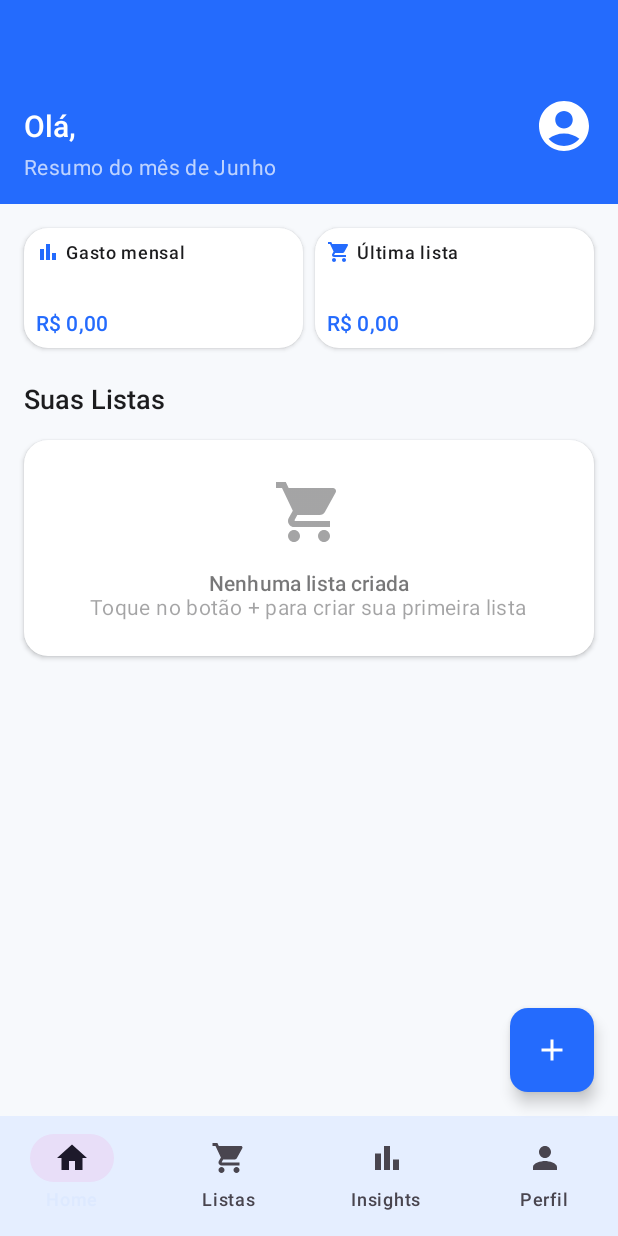
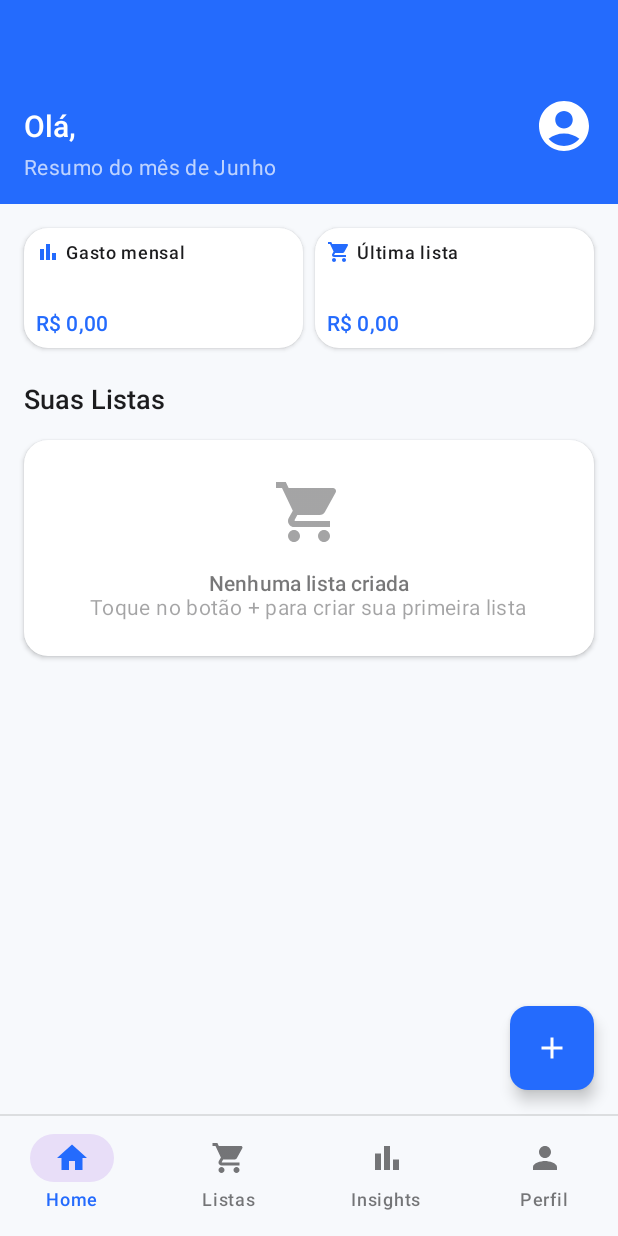
Before and after one commit to andersonlourenc/trolly, an Android app built with Jetpack Compose: the HomeScreen screen opened through its navigation route, on a phone screen of 412 x 824 dp. Run offline under Robolectric (Android 15) with nearby library versions, the phone set to English and light mode, and no system bars; our stand-ins replace Firebase (no records; nobody signed in at launch, a user with empty details on screens opened directly), livedata-compose.

Commit message:
ajusts in navbar

```diff
--- a/app/src/main/java/com/lourenc/trolly/data/repository/impl/ItemListaRepositoryImpl.kt
+++ b/app/src/main/java/com/lourenc/trolly/data/repository/impl/ItemListaRepositoryImpl.kt
@@ -37,8 +37,19 @@ class ItemListaRepositoryImpl(private val itemDao: ItemListaDao) : ItemListaRepo
     }
 
     override suspend fun calcularTotalLista(idLista: Int): Double {
+        println("DEBUG: Calculando total da lista ID: $idLista")
         val itens = getItensPorLista(idLista)
-        return itens.sumOf { it.precoUnitario * it.quantidade }
+        println("DEBUG: Itens encontrados na lista $idLista: ${itens.size}")
+
+        var total = 0.0
+        for (item in itens) {
+            val subtotal = item.precoUnitario * item.quantidade
+            println("DEBUG: Item '${item.name}' - Preço: R$ ${item.precoUnitario}, Qtd: ${item.quantidade}, Subtotal: R$ $subtotal")
+            total += subtotal
+        }
+
+        println("DEBUG: Total da lista $idLista: R$ $total")
+        return total
     }
 
     override fun getProdutosPredefinidos(): List<ProdutoMercado> {
--- a/app/src/main/java/com/lourenc/trolly/domain/usecase/impl/ListaCompraUseCaseImpl.kt
+++ b/app/src/main/java/com/lourenc/trolly/domain/usecase/impl/ListaCompraUseCaseImpl.kt
@@ -154,8 +154,12 @@ class ListaCompraUseCaseImpl(
 
     override suspend fun calcularGastoMensal(month: Int, year: Int): ListaCompraResult {
         return try {
+            println("DEBUG: Iniciando cálculo do gasto mensal para mês $month/$year")
+
             // Buscar apenas listas concluídas do mês
             val listas = listaRepository.getListasConcluidas().first()
+            println("DEBUG: Total de listas concluídas encontradas: ${listas.size}")
+
             val calendar = Calendar.getInstance()
             calendar.set(year, month, 1, 0, 0, 0)
             calendar.set(Calendar.MILLISECOND, 0)
@@ -165,28 +169,45 @@ class ListaCompraUseCaseImpl(
             calendar.add(Calendar.MILLISECOND, -1)
             val endDate = calendar.timeInMillis
 
+            println("DEBUG: Período de busca: ${java.text.SimpleDateFormat("dd/MM/yyyy").format(java.util.Date(startDate))} até ${java.text.SimpleDateFormat("dd/MM/yyyy").format(java.util.Date(endDate))}")
+
             // Filtrar listas concluídas do mês específico
             val listasConcluidasDoMes = listas.filter { lista ->
-                lista.dataCriacao in startDate..endDate
+                val dataCriacao = Calendar.getInstance().apply { timeInMillis = lista.dataCriacao }
+                val mesCriacao = dataCriacao.get(Calendar.MONTH)
+                val anoCriacao = dataCriacao.get(Calendar.YEAR)
+
+                val estaNoMes = mesCriacao == month && anoCriacao == year
+                println("DEBUG: Lista '${lista.name}' criada em ${java.text.SimpleDateFormat("dd/MM/yyyy").format(java.util.Date(lista.dataCriacao))} (Mês: $mesCriacao, Ano: $anoCriacao) - Está no mês $month/$year: $estaNoMes")
+                estaNoMes
             }
+
+            println("DEBUG: Listas concluídas do mês: ${listasConcluidasDoMes.size}")
 
             var gastoTotal = 0.0
 
             for (lista in listasConcluidasDoMes) {
                 val total = itemRepository.calcularTotalLista(lista.id)
+                println("DEBUG: Lista '${lista.name}' (ID: ${lista.id}) - Total: R$ $total")
                 gastoTotal += total
             }
 
+            println("DEBUG: Gasto total mensal: R$ $gastoTotal")
             ListaCompraResult.GastoMensalSuccess(gastoTotal)
         } catch (e: Exception) {
+            println("DEBUG: Erro ao calcular gasto mensal: ${e.message}")
+            e.printStackTrace()
             ListaCompraResult.Error("Erro ao calcular gasto mensal: ${e.message}", e)
         }
     }
 
     override suspend fun calcularValorUltimaLista(): ListaCompraResult {
         return try {
+            println("DEBUG: Iniciando cálculo do valor da última lista")
+
             // Buscar apenas listas concluídas
             val listasConcluidas = listaRepository.getListasConcluidas().first()
+            println("DEBUG: Total de listas concluídas: ${listasConcluidas.size}")
 
             // Encontrar a lista concluída mais recente
             val listaRecente = if (listasConcluidas.isNotEmpty()) {
@@ -194,12 +215,17 @@ class ListaCompraUseCaseImpl(
             } else null
 
             if (listaRecente != null) {
+                println("DEBUG: Lista mais recente: '${listaRecente.name}' criada em ${java.text.SimpleDateFormat("dd/MM/yyyy").format(java.util.Date(listaRecente.dataCriacao))}")
                 val valor = itemRepository.calcularTotalLista(listaRecente.id)
+                println("DEBUG: Valor da última lista: R$ $valor")
                 ListaCompraResult.ValorUltimaListaSuccess(valor)
             } else {
+                println("DEBUG: Nenhuma lista concluída encontrada")
                 ListaCompraResult.ValorUltimaListaSuccess(0.0)
             }
         } catch (e: Exception) {
+            println("DEBUG: Erro ao calcular valor da última lista: ${e.message}")
+            e.printStackTrace()
             ListaCompraResult.Error("Erro ao calcular valor da última lista: ${e.message}", e)
         }
     }
--- a/app/src/main/java/com/lourenc/trolly/ui/screens/HomeScreen.kt
+++ b/app/src/main/java/com/lourenc/trolly/ui/screens/HomeScreen.kt
@@ -101,6 +101,14 @@ fun HomeScreen(navController: NavController, viewModel: ListaCompraViewModel) {
         val isLoading by viewModel.isLoading.observeAsState(false)
         val errorMessage by viewModel.errorMessage.observeAsState(null)
 
+        // Logs para debug
+        LaunchedEffect(gastoMensal) {
+            println("DEBUG: HomeScreen - Gasto mensal atualizado: R$ $gastoMensal")
+        }
+
+        LaunchedEffect(valorUltimaLista) {
+            println("DEBUG: HomeScreen - Valor última lista atualizado: R$ $valorUltimaLista")
+        }
 
         LaunchedEffect(errorMessage) {
             errorMessage?.let { message ->
@@ -116,7 +124,12 @@ fun HomeScreen(navController: NavController, viewModel: ListaCompraViewModel) {
 
 
         LaunchedEffect(Unit) {
+            println("DEBUG: HomeScreen - Carregando dados...")
             viewModel.carregarListasAtivas()
+            viewModel.carregarListasConcluidas()
+            viewModel.calcularGastoMensal()
+            viewModel.calcularValorUltimaLista()
+            println("DEBUG: HomeScreen - Dados carregados")
         }
 
         Scaffold(
--- a/app/src/main/java/com/lourenc/trolly/ui/theme/Components.kt
+++ b/app/src/main/java/com/lourenc/trolly/ui/theme/Components.kt
@@ -229,34 +229,86 @@ fun TrollyBottomNavigation(
     currentRoute: String,
     onNavigate: (String) -> Unit
 ) {
+    Column(
+        modifier = Modifier.fillMaxWidth()
+    ) {
+        Divider(
+            color = MaterialTheme.colorScheme.onSurface.copy(alpha = 0.12f),
+            thickness = 1.dp
+        )
         NavigationBar(
-        containerColor = MaterialTheme.colorScheme.surface,
+            containerColor = MaterialTheme.colorScheme.background,
             tonalElevation = 8.dp
         ) {
             NavigationBarItem(
-            icon = { Icon(Icons.Default.Home, contentDescription = "Home") },
-            label = { Text("Home") },
+                icon = {
+                    Icon(
+                        Icons.Default.Home,
+                        contentDescription = "Home",
+                        tint = if (currentRoute == "home") MaterialTheme.colorScheme.primary else MaterialTheme.colorScheme.onSurface.copy(alpha = 0.6f)
+                    )
+                },
+                label = {
+                    Text(
+                        "Home",
+                        color = if (currentRoute == "home") MaterialTheme.colorScheme.primary else MaterialTheme.colorScheme.onSurface.copy(alpha = 0.6f)
+                    )
+                },
                 selected = currentRoute == "home",
                 onClick = { onNavigate("home") }
             )
             NavigationBarItem(
-            icon = { Icon(Icons.Default.ShoppingCart, contentDescription = "Listas") },
-            label = { Text("Listas") },
+                icon = {
+                    Icon(
+                        Icons.Default.ShoppingCart,
+                        contentDescription = "Listas",
+                        tint = if (currentRoute == "listas") MaterialTheme.colorScheme.primary else MaterialTheme.colorScheme.onSurface.copy(alpha = 0.6f)
+                    )
+                },
+                label = {
+                    Text(
+                        "Listas",
+                        color = if (currentRoute == "listas") MaterialTheme.colorScheme.primary else MaterialTheme.colorScheme.onSurface.copy(alpha = 0.6f)
+                    )
+                },
                 selected = currentRoute == "listas",
                 onClick = { onNavigate("listas") }
             )
             NavigationBarItem(
-            icon = { Icon(Icons.Default.BarChart, contentDescription = "Insights") },
-            label = { Text("Insights") },
+                icon = {
+                    Icon(
+                        Icons.Default.BarChart,
+                        contentDescription = "Insights",
+                        tint = if (currentRoute == "insights") MaterialTheme.colorScheme.primary else MaterialTheme.colorScheme.onSurface.copy(alpha = 0.6f)
+                    )
+                },
+                label = {
+                    Text(
+                        "Insights",
+                        color = if (currentRoute == "insights") MaterialTheme.colorScheme.primary else MaterialTheme.colorScheme.onSurface.copy(alpha = 0.6f)
+                    )
+                },
                 selected = currentRoute == "insights",
                 onClick = { onNavigate("insights") }
             )
             NavigationBarItem(
-            icon = { Icon(Icons.Default.Person, contentDescription = "Perfil") },
-            label = { Text("Perfil") },
+                icon = {
+                    Icon(
+                        Icons.Default.Person,
+                        contentDescription = "Perfil",
+                        tint = if (currentRoute == "profile") MaterialTheme.colorScheme.primary else MaterialTheme.colorScheme.onSurface.copy(alpha = 0.6f)
+                    )
+                },
+                label = {
+                    Text(
+                        "Perfil",
+                        color = if (currentRoute == "profile") MaterialTheme.colorScheme.primary else MaterialTheme.colorScheme.onSurface.copy(alpha = 0.6f)
+                    )
+                },
                 selected = currentRoute == "profile",
                 onClick = { onNavigate("profile") }
             )
+        }
     }
 }
 
--- a/app/src/main/java/com/lourenc/trolly/viewmodel/ListaCompraViewModel.kt
+++ b/app/src/main/java/com/lourenc/trolly/viewmodel/ListaCompraViewModel.kt
@@ -346,6 +346,7 @@ class ListaCompraViewModel(
     // Calcular o gasto mensal
     fun calcularGastoMensal() {
         viewModelScope.launch {
+            println("DEBUG: ViewModel - Iniciando cálculo do gasto mensal")
             _isLoading.value = true
             _errorMessage.value = null
 
@@ -353,17 +354,22 @@ class ListaCompraViewModel(
             val mesAtual = calendar.get(Calendar.MONTH)
             val anoAtual = calendar.get(Calendar.YEAR)
 
+            println("DEBUG: ViewModel - Mês atual: $mesAtual, Ano atual: $anoAtual")
+
             when (val result = listaUseCase.calcularGastoMensal(mesAtual, anoAtual)) {
                 is ListaCompraResult.GastoMensalSuccess -> {
+                    println("DEBUG: ViewModel - Gasto mensal calculado: R$ ${result.gasto}")
                     _gastoMensal.value = result.gasto
                 }
                 is ListaCompraResult.Error -> {
+                    println("DEBUG: ViewModel - Erro ao calcular gasto mensal: ${result.message}")
                     _errorMessage.value = result.message
                 }
                 else -> {
+                    println("DEBUG: ViewModel - Resultado inesperado ao calcular gasto mensal")
                     _errorMessage.value = "Erro desconhecido ao calcular gasto mensal"
-                        }
-                    }
+                }
+            }
             _isLoading.value = false
         }
     }
@@ -371,17 +377,21 @@ class ListaCompraViewModel(
     // Calcular o valor da última lista
     fun calcularValorUltimaLista() {
         viewModelScope.launch {
+            println("DEBUG: ViewModel - Iniciando cálculo do valor da última lista")
             _isLoading.value = true
             _errorMessage.value = null
 
             when (val result = listaUseCase.calcularValorUltimaLista()) {
                 is ListaCompraResult.ValorUltimaListaSuccess -> {
+                    println("DEBUG: ViewModel - Valor da última lista calculado: R$ ${result.valor}")
                     _valorUltimaLista.value = result.valor
                 }
                 is ListaCompraResult.Error -> {
+                    println("DEBUG: ViewModel - Erro ao calcular valor da última lista: ${result.message}")
                     _errorMessage.value = result.message
                 }
                 else -> {
+                    println("DEBUG: ViewModel - Resultado inesperado ao calcular valor da última lista")
                     _errorMessage.value = "Erro desconhecido ao calcular valor da última lista"
                 }
             }
```
Lines whose indentation alone changed are shown as unchanged.
